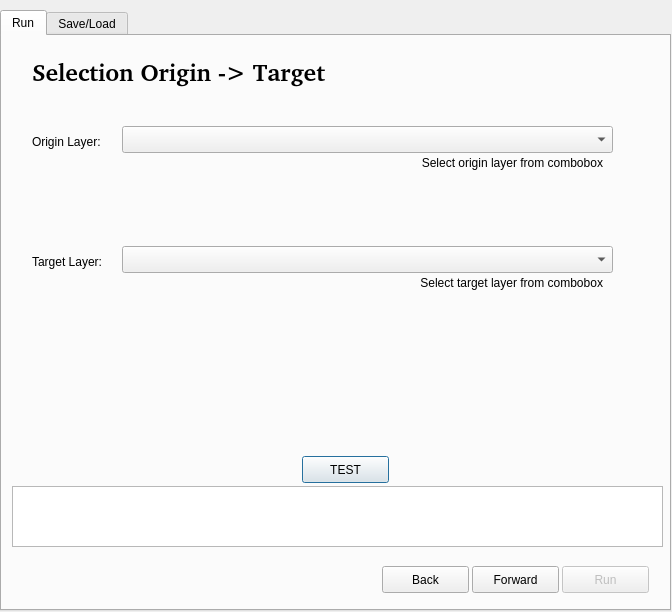
Qt form arpap_spatialreport_dialog_base.ui (gis3w/ARPAP_SpatialReport) before a commit.
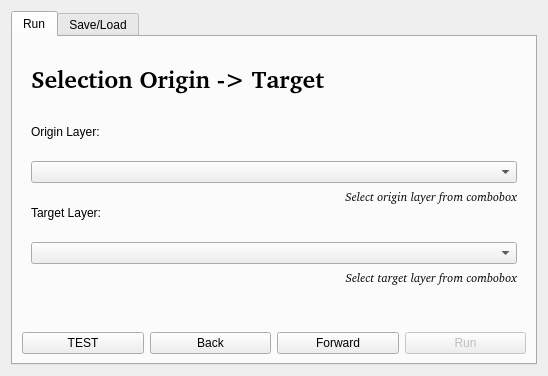
The same form after that commit. The open tabs and pages were chosen to show the change.

Diff of the .ui file:
```diff
--- a/arpap_spatialreport_dialog_base.ui
+++ b/arpap_spatialreport_dialog_base.ui
@@ -6,123 +6,54 @@
    <rect>
     <x>0</x>
     <y>0</y>
-    <width>672</width>
-    <height>612</height>
+    <width>548</width>
+    <height>376</height>
    </rect>
   </property>
   <property name="windowTitle">
    <string>ARPAP SpatialReport</string>
   </property>
+  <property name="sizeGripEnabled">
+   <bool>false</bool>
+  </property>
+  <layout class="QGridLayout" name="gridLayout">
+   <item row="0" column="0">
   <widget class="QTabWidget" name="tabSaveLoad">
-   <property name="geometry">
-    <rect>
-     <x>0</x>
-     <y>10</y>
-     <width>671</width>
-     <height>601</height>
-    </rect>
-   </property>
    <property name="currentIndex">
-    <number>1</number>
+      <number>0</number>
    </property>
    <widget class="QWidget" name="tabRun">
     <attribute name="title">
      <string>Run</string>
     </attribute>
+      <layout class="QGridLayout" name="gridLayout_2">
+       <item row="1" column="3">
+        <widget class="QPushButton" name="runButton">
+         <property name="enabled">
+          <bool>false</bool>
+         </property>
+         <property name="text">
+          <string>Run</string>
+         </property>
+        </widget>
+       </item>
+       <item row="0" column="0" colspan="4">
     <widget class="QStackedWidget" name="stackedWidget">
      <property name="enabled">
       <bool>true</bool>
      </property>
-     <property name="geometry">
-      <rect>
-       <x>10</x>
-       <y>10</y>
-       <width>651</width>
-       <height>371</height>
-      </rect>
-     </property>
      <property name="currentIndex">
-      <number>0</number>
+          <number>4</number>
      </property>
      <widget class="QWidget" name="pageSelectLayer">
-      <widget class="QComboBox" name="originLayerSelect">
-       <property name="geometry">
-        <rect>
-         <x>110</x>
-         <y>80</y>
-         <width>491</width>
-         <height>27</height>
-        </rect>
-       </property>
-       <property name="baseSize">
-        <size>
-         <width>0</width>
-         <height>0</height>
-        </size>
-       </property>
-      </widget>
-      <widget class="QLabel" name="labelOriginLayerSelect">
-       <property name="geometry">
-        <rect>
-         <x>20</x>
-         <y>80</y>
-         <width>91</width>
-         <height>31</height>
-        </rect>
-       </property>
-       <property name="baseSize">
-        <size>
-         <width>0</width>
-         <height>0</height>
-        </size>
-       </property>
-       <property name="text">
-        <string>Origin Layer:</string>
-       </property>
-      </widget>
-      <widget class="QComboBox" name="targetLayerSelect">
-       <property name="geometry">
-        <rect>
-         <x>110</x>
-         <y>200</y>
-         <width>491</width>
-         <height>27</height>
-        </rect>
-       </property>
-       <property name="baseSize">
-        <size>
-         <width>0</width>
-         <height>0</height>
-        </size>
-       </property>
-      </widget>
-      <widget class="QLabel" name="labelTargetLayerSelect">
-       <property name="geometry">
-        <rect>
-         <x>20</x>
-         <y>200</y>
-         <width>91</width>
-         <height>31</height>
-        </rect>
-       </property>
-       <property name="baseSize">
-        <size>
-         <width>0</width>
-         <height>0</height>
-        </size>
-       </property>
-       <property name="text">
-        <string>Target Layer:</string>
-       </property>
-      </widget>
+          <layout class="QGridLayout" name="gridLayout_3">
+           <item row="3" column="1">
       <widget class="QLabel" name="labelInfoOriginLayer">
-       <property name="geometry">
-        <rect>
-         <x>110</x>
-         <y>110</y>
-         <width>481</width>
-         <height>21</height>
-        </rect>
+             <property name="font">
+              <font>
+               <family>Droid Sans [unknown]</family>
+               <italic>true</italic>
+              </font>
        </property>
        <property name="text">
         <string>Select origin layer from combobox</string>
@@ -131,31 +62,9 @@
         <set>Qt::AlignRight|Qt::AlignTop|Qt::AlignTrailing</set>
        </property>
       </widget>
-      <widget class="QLabel" name="labelInfoTragetLayer">
-       <property name="geometry">
-        <rect>
-         <x>110</x>
-         <y>230</y>
-         <width>481</width>
-         <height>21</height>
-        </rect>
-       </property>
-       <property name="text">
-        <string>Select target layer from combobox</string>
-       </property>
-       <property name="alignment">
-        <set>Qt::AlignRight|Qt::AlignTop|Qt::AlignTrailing</set>
-       </property>
-      </widget>
+           </item>
+           <item row="0" column="0" colspan="2">
       <widget class="QLabel" name="labelTitleStep1">
-       <property name="geometry">
-        <rect>
-         <x>20</x>
-         <y>10</y>
-         <width>601</width>
-         <height>31</height>
-        </rect>
-       </property>
        <property name="font">
         <font>
          <family>Droid Sans [unknown]</family>
@@ -168,17 +77,75 @@
         <string>Selection Origin -&gt; Target</string>
        </property>
       </widget>
+           </item>
+           <item row="5" column="1">
+            <widget class="QLabel" name="labelInfoTragetLayer">
+             <property name="font">
+              <font>
+               <family>Droid Sans [unknown]</family>
+               <italic>true</italic>
+              </font>
+             </property>
+             <property name="text">
+              <string>Select target layer from combobox</string>
+             </property>
+             <property name="alignment">
+              <set>Qt::AlignRight|Qt::AlignTop|Qt::AlignTrailing</set>
+             </property>
+            </widget>
+           </item>
+           <item row="1" column="0">
+            <widget class="QLabel" name="labelOriginLayerSelect">
+             <property name="baseSize">
+              <size>
+               <width>0</width>
+               <height>0</height>
+              </size>
+             </property>
+             <property name="text">
+              <string>Origin Layer:</string>
+             </property>
+            </widget>
+           </item>
+           <item row="2" column="0" colspan="2">
+            <widget class="QComboBox" name="originLayerSelect">
+             <property name="baseSize">
+              <size>
+               <width>0</width>
+               <height>0</height>
+              </size>
+             </property>
+            </widget>
+           </item>
+           <item row="3" column="0">
+            <widget class="QLabel" name="labelTargetLayerSelect">
+             <property name="baseSize">
+              <size>
+               <width>0</width>
+               <height>0</height>
+              </size>
+             </property>
+             <property name="text">
+              <string>Target Layer:</string>
+             </property>
+            </widget>
+           </item>
+           <item row="4" column="0" colspan="2">
+            <widget class="QComboBox" name="targetLayerSelect">
+             <property name="baseSize">
+              <size>
+               <width>0</width>
+               <height>0</height>
+              </size>
+             </property>
+            </widget>
+           </item>
+          </layout>
      </widget>
      <widget class="QWidget" name="pageSelectOperation">
-      <widget class="QLabel" name="geoprocessingContainsRadio">
-       <property name="geometry">
-        <rect>
-         <x>20</x>
-         <y>10</y>
-         <width>601</width>
-         <height>31</height>
-        </rect>
-       </property>
+          <layout class="QGridLayout" name="gridLayout_4">
+           <item row="0" column="0">
+            <widget class="QLabel" name="labelTitleStep2">
        <property name="font">
         <font>
          <family>Droid Sans [unknown]</family>
@@ -191,15 +158,9 @@
         <string>Selection Geometry operation</string>
        </property>
       </widget>
+           </item>
+           <item row="1" column="0">
       <widget class="QRadioButton" name="geoprocessingIntersectRadio">
-       <property name="geometry">
-        <rect>
-         <x>70</x>
-         <y>100</y>
-         <width>104</width>
-         <height>22</height>
-        </rect>
-       </property>
        <property name="inputMethodHints">
         <set>Qt::ImhNone</set>
        </property>
@@ -210,146 +171,169 @@
         <bool>true</bool>
        </property>
       </widget>
+           </item>
+           <item row="2" column="0">
       <widget class="QRadioButton" name="geoprocessingTouchRadio">
-       <property name="geometry">
-        <rect>
-         <x>70</x>
-         <y>150</y>
-         <width>104</width>
-         <height>22</height>
-        </rect>
-       </property>
        <property name="text">
         <string>Touch</string>
        </property>
       </widget>
+           </item>
+           <item row="3" column="0">
       <widget class="QRadioButton" name="geoprocessingContainRadio">
-       <property name="geometry">
-        <rect>
-         <x>70</x>
-         <y>200</y>
-         <width>104</width>
-         <height>22</height>
-        </rect>
-       </property>
        <property name="text">
         <string>Contain</string>
        </property>
       </widget>
-     </widget>
-     <widget class="QWidget" name="page"/>
-    </widget>
-    <widget class="QTextBrowser" name="errorsBrowser">
-     <property name="geometry">
-      <rect>
-       <x>10</x>
-       <y>450</y>
-       <width>651</width>
-       <height>61</height>
-      </rect>
-     </property>
-    </widget>
-    <widget class="QPushButton" name="testButton">
-     <property name="geometry">
-      <rect>
-       <x>300</x>
-       <y>420</y>
-       <width>87</width>
-       <height>27</height>
-      </rect>
+           </item>
+          </layout>
+         </widget>
+         <widget class="QWidget" name="pageFieldsSelector">
+          <layout class="QGridLayout" name="gridLayout_6">
+           <item row="0" column="0">
+            <widget class="QLabel" name="labelTitleStpe3">
+             <property name="font">
+              <font>
+               <family>Droid Sans [unknown]</family>
+               <pointsize>18</pointsize>
+               <weight>75</weight>
+               <bold>true</bold>
+              </font>
+             </property>
+             <property name="text">
+              <string>Selection fields</string>
+             </property>
+            </widget>
+           </item>
+          </layout>
+         </widget>
+         <widget class="QWidget" name="pageSelectOutput">
+          <layout class="QGridLayout" name="gridLayout_7">
+           <item row="0" column="0">
+            <widget class="QLabel" name="labelTitleStep4">
+             <property name="font">
+              <font>
+               <family>Droid Sans [unknown]</family>
+               <pointsize>18</pointsize>
+               <weight>75</weight>
+               <bold>true</bold>
+              </font>
      </property>
      <property name="text">
-      <string>TEST</string>
-     </property>
-    </widget>
-    <widget class="QPushButton" name="runButton">
-     <property name="enabled">
-      <bool>false</bool>
-     </property>
-     <property name="geometry">
-      <rect>
-       <x>560</x>
-       <y>530</y>
-       <width>87</width>
-       <height>27</height>
-      </rect>
+              <string>Selection Output</string>
+             </property>
+            </widget>
+           </item>
+          </layout>
+         </widget>
+         <widget class="QWidget" name="pageRun">
+          <layout class="QGridLayout" name="gridLayout_8">
+           <item row="4" column="0">
+            <widget class="QProgressBar" name="progressBar">
+             <property name="value">
+              <number>0</number>
+             </property>
+            </widget>
+           </item>
+           <item row="2" column="0">
+            <widget class="QLabel" name="labelProgress">
+             <property name="text">
+              <string>TextLabel</string>
+             </property>
+            </widget>
+           </item>
+           <item row="0" column="0">
+            <widget class="QLabel" name="labelTitleStep5">
+             <property name="font">
+              <font>
+               <family>Droid Sans [unknown]</family>
+               <pointsize>18</pointsize>
+               <weight>75</weight>
+               <bold>true</bold>
+              </font>
      </property>
      <property name="text">
       <string>Run</string>
      </property>
     </widget>
-    <widget class="QPushButton" name="backButton">
-     <property name="enabled">
-      <bool>true</bool>
-     </property>
-     <property name="geometry">
-      <rect>
-       <x>380</x>
-       <y>530</y>
-       <width>87</width>
-       <height>27</height>
-      </rect>
-     </property>
-     <property name="text">
-      <string>Back</string>
-     </property>
-    </widget>
+           </item>
+           <item row="1" column="0">
+            <widget class="QTextBrowser" name="runtimeStepBrowser"/>
+           </item>
+          </layout>
+         </widget>
+        </widget>
+       </item>
+       <item row="1" column="2">
     <widget class="QPushButton" name="forwardButton">
-     <property name="geometry">
-      <rect>
-       <x>470</x>
-       <y>530</y>
-       <width>87</width>
-       <height>27</height>
-      </rect>
-     </property>
      <property name="text">
       <string>Forward</string>
      </property>
     </widget>
+       </item>
+       <item row="1" column="1">
+        <widget class="QPushButton" name="backButton">
+         <property name="enabled">
+          <bool>true</bool>
+         </property>
+         <property name="text">
+          <string>Back</string>
+         </property>
+        </widget>
+       </item>
+       <item row="1" column="0">
+        <widget class="QPushButton" name="testButton">
+         <property name="text">
+          <string>TEST</string>
+         </property>
+        </widget>
+       </item>
+      </layout>
    </widget>
    <widget class="QWidget" name="tab">
     <attribute name="title">
      <string>Save/Load</string>
     </attribute>
-    <widget class="QLineEdit" name="configFileOutput">
-     <property name="geometry">
-      <rect>
-       <x>40</x>
-       <y>60</y>
-       <width>331</width>
-       <height>27</height>
-      </rect>
-     </property>
-    </widget>
+      <layout class="QGridLayout" name="gridLayout_5">
+       <item row="0" column="0">
+        <widget class="QLabel" name="labelConfigInoutFile">
+         <property name="text">
+          <string>ConfigFile Load</string>
+         </property>
+        </widget>
+       </item>
+       <item row="0" column="1">
+        <widget class="QLineEdit" name="configFileInput"/>
+       </item>
+       <item row="0" column="2">
+        <widget class="QPushButton" name="browseConfigFileInputButton">
+         <property name="text">
+          <string>Browse</string>
+         </property>
+        </widget>
+       </item>
+       <item row="1" column="0">
     <widget class="QLabel" name="labelConfigOutputFile">
-     <property name="geometry">
-      <rect>
-       <x>40</x>
-       <y>40</y>
-       <width>58</width>
-       <height>17</height>
-      </rect>
-     </property>
      <property name="text">
       <string>ConfigFile Save</string>
      </property>
     </widget>
-    <widget class="QPushButton" name="browseConfigFileButton">
-     <property name="geometry">
-      <rect>
-       <x>380</x>
-       <y>60</y>
-       <width>87</width>
-       <height>27</height>
-      </rect>
-     </property>
+       </item>
+       <item row="1" column="1">
+        <widget class="QLineEdit" name="configFileOutput"/>
+       </item>
+       <item row="1" column="2">
+        <widget class="QPushButton" name="browseConfigFileOutputButton">
      <property name="text">
       <string>Browse</string>
      </property>
     </widget>
-   </widget>
-  </widget>
+       </item>
+      </layout>
+     </widget>
+    </widget>
+   </item>
+  </layout>
  </widget>
  <resources/>
  <connections/>
```
Lines whose indentation alone changed are shown as unchanged.
